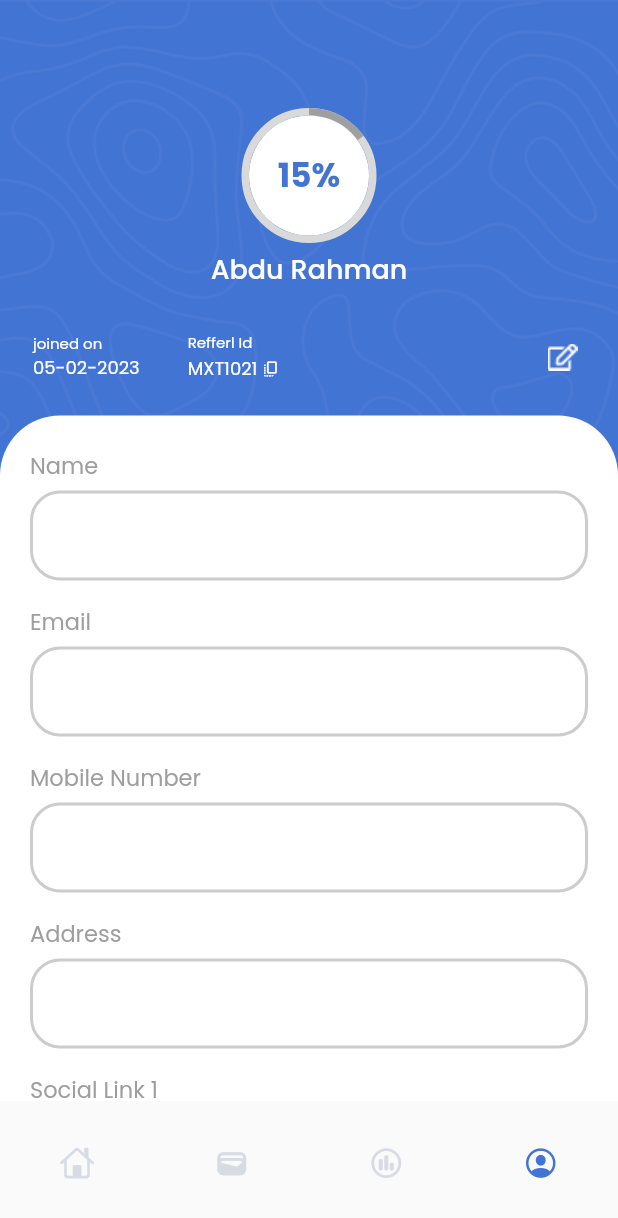
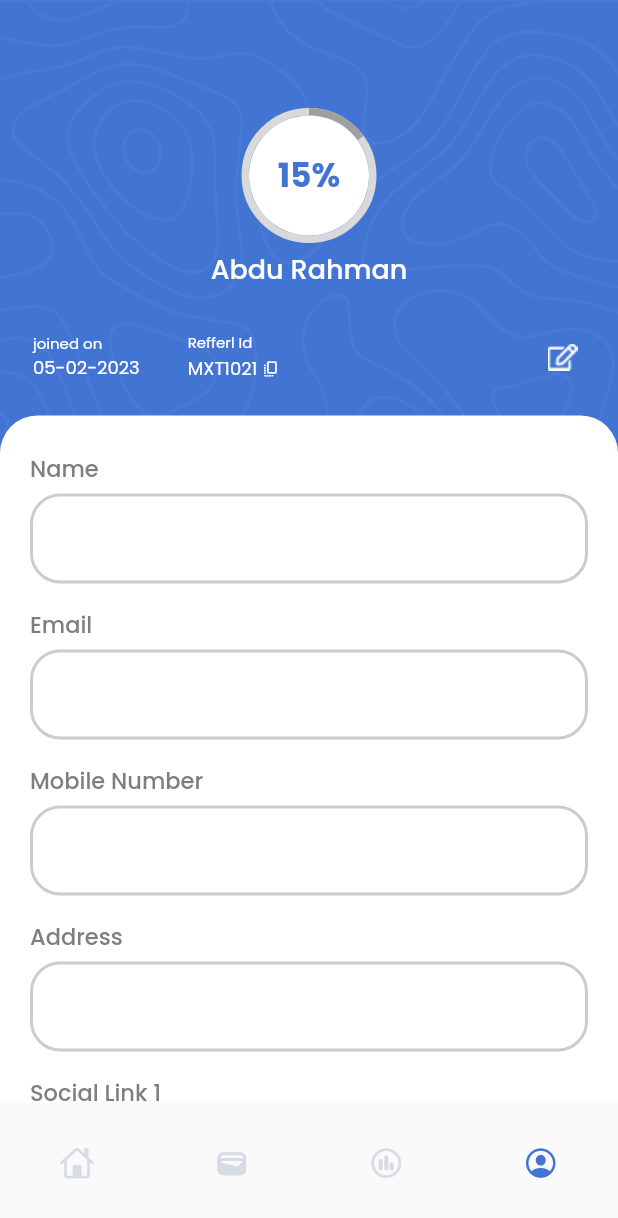
Before and after one commit to Irfan-kc/ideal_promoter, a Flutter app: the screen it shows after launch, item 4 of the bottom bar chosen, on a phone screen of 412 x 824 dp. Shown: the top 1218 px of the screen. Run offline on Flutter 3.47's test engine with Material 2 defaults, Android fonts, the phone set to English and light mode, and no system bars; drawn by our look-alikes of percent_indicator; our stand-ins replace carousel_slider, fl_chart.

Commit message:
customize widget

```diff
--- a/lib/view/screen/home/bottom_nav_screen/profile_screen/profile_screen.dart
+++ b/lib/view/screen/home/bottom_nav_screen/profile_screen/profile_screen.dart
@@ -90,15 +90,18 @@ class ProfileScreen extends StatelessWidget {
                               width: 30,
                             )
                           : Container(
-                              height: 20,
-                              width: 50,
+                              height: 25,
+                              width: 70,
                               decoration: BoxDecoration(
-                                  color: Colors.white,
+                                  color: const Color(0xFF35C069),
                                   borderRadius: BorderRadius.circular(10)),
                               child: const Center(
                                   child: Text(
                                 'Save',
-                                style: AppTextStyle.titleText1,
+                                style: TextStyle(
+                                    color: Colors.white,
+                                    fontSize: 15,
+                                    fontWeight: FontWeight.w500),
                               )),
                             ))
                 ],
@@ -108,7 +111,7 @@ class ProfileScreen extends StatelessWidget {
           ],
           column2: Column(
             children: [
-              const KHeight(22),
+              const KHeight(24),
               ProfileTextField(
                 value: '',
                 labelText: 'Name',
--- a/lib/view/screen/home/bottom_nav_screen/profile_screen/widget/text_field.dart
+++ b/lib/view/screen/home/bottom_nav_screen/profile_screen/widget/text_field.dart
@@ -58,9 +58,9 @@ class _ProfileTextFieldState extends State<ProfileTextField> {
           Text(
             widget.labelText.toString(),
             style: const TextStyle(
-                fontWeight: FontWeight.w400,
+                fontWeight: FontWeight.w500,
                 fontSize: 15,
-                color: Color(0xFF9E9E9E)),
+                color: Color.fromARGB(255, 129, 125, 125)),
           ),
           const KHeight(5),
           TextFormField(
--- a/lib/view/screen/home/widget/background_widget.dart
+++ b/lib/view/screen/home/widget/background_widget.dart
@@ -34,8 +34,8 @@ class BackGroundWidget extends StatelessWidget {
                   Container(
                       decoration: const BoxDecoration(
                         borderRadius: BorderRadius.only(
-                            topLeft: Radius.circular(40.0),
-                            topRight: Radius.circular(40.0)),
+                            topLeft: Radius.circular(25.0),
+                            topRight: Radius.circular(25.0)),
                         color: Colors.white,
                       ),
                       child: column2)
@@ -78,8 +78,8 @@ class BackGroundWidget extends StatelessWidget {
                   child: Container(
                       decoration: const BoxDecoration(
                         borderRadius: BorderRadius.only(
-                            topLeft: Radius.circular(40.0),
-                            topRight: Radius.circular(40.0)),
+                            topLeft: Radius.circular(25.0),
+                            topRight: Radius.circular(25.0)),
                         color: Colors.white,
                       ),
                       child: column2),
```
